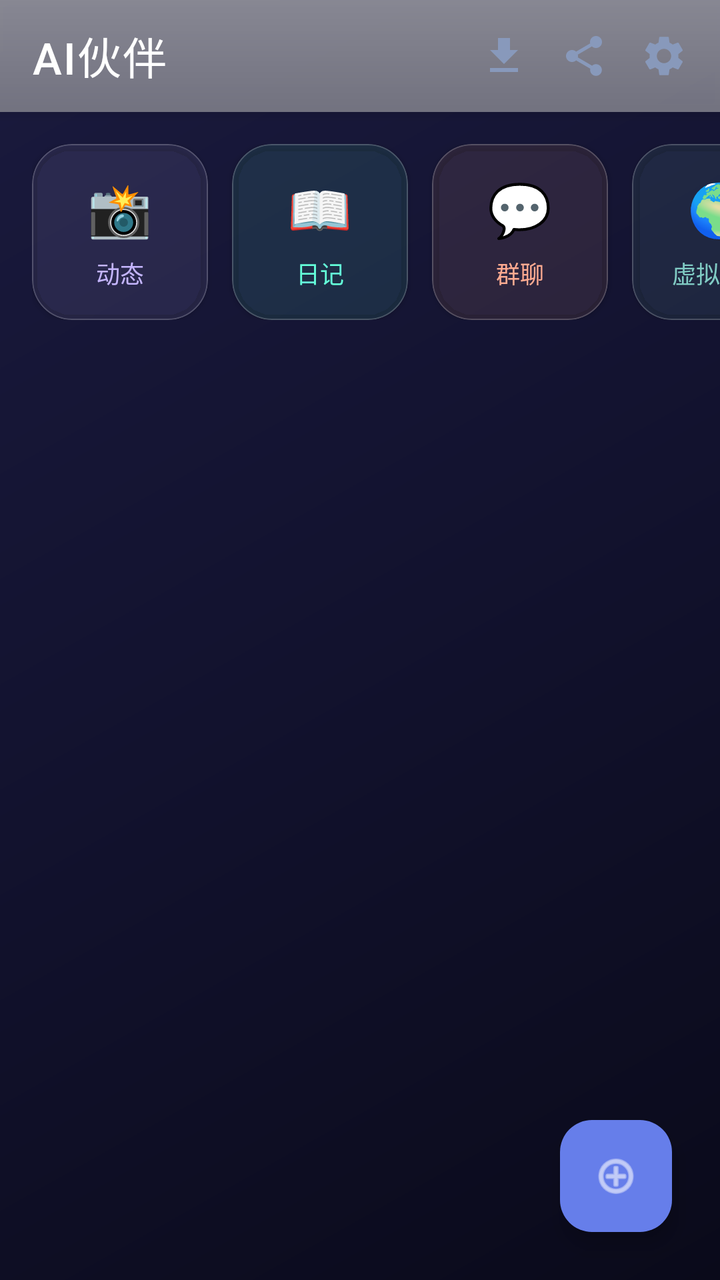
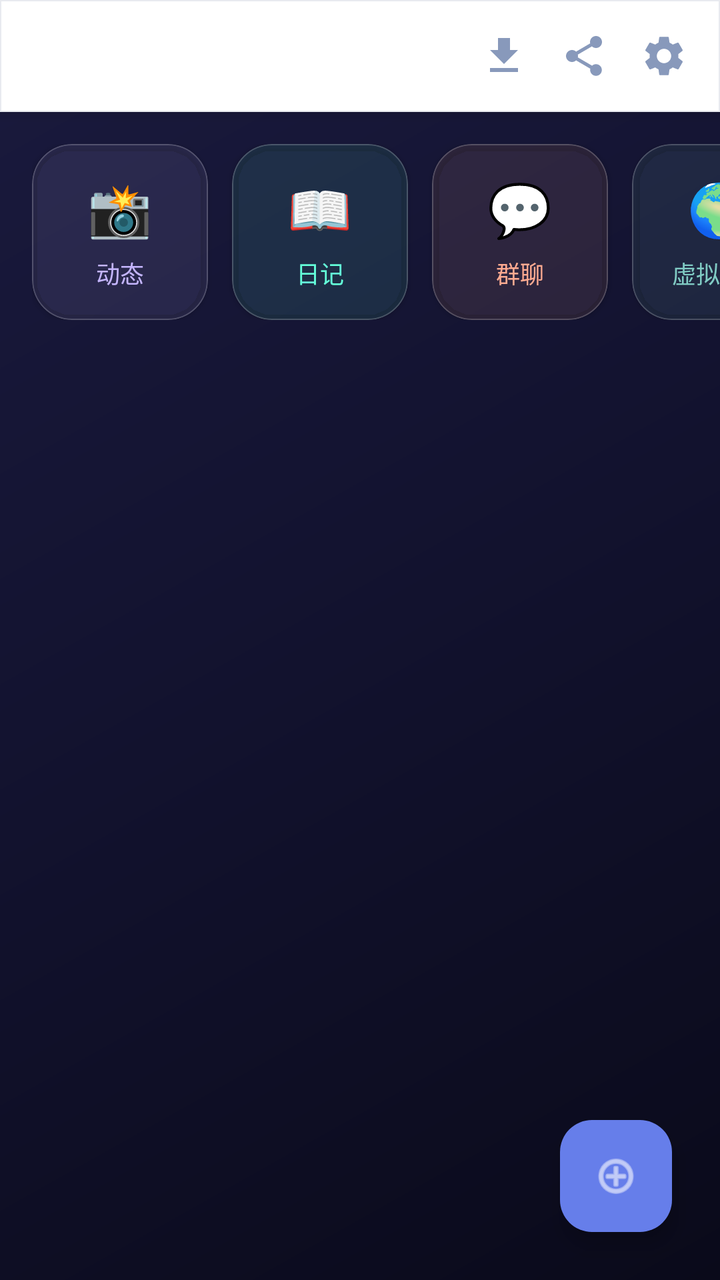

Compare the two renders of this Android layout. The source of the first and the diff that turns it into the second are given below.
<!-- AndroidManifest.xml: activity theme Theme.Companion -->
<!-- res/layout/activity_home.xml -->
<?xml version="1.0" encoding="utf-8"?>
<LinearLayout xmlns:android="http://schemas.android.com/apk/res/android"
    xmlns:app="http://schemas.android.com/apk/res-auto"
    android:id="@+id/home_root"
    android:layout_width="match_parent"
    android:layout_height="match_parent"
    android:orientation="vertical"
    android:background="@drawable/bg_gradient">

    
    <LinearLayout
        android:id="@+id/toolbar_container"
        android:layout_width="match_parent"
        android:layout_height="56dp"
        android:orientation="horizontal"
        android:gravity="center_vertical"
        android:background="@drawable/bg_toolbar_glass"
        android:elevation="4dp"
        android:paddingStart="16dp"
        android:paddingEnd="8dp">

        <TextView
            android:layout_width="0dp"
            android:layout_height="wrap_content"
            android:layout_weight="1"
            android:text="AI伙伴"
            android:textSize="22sp"
            android:textColor="@android:color/white"
            android:fontFamily="sans-serif-medium"
            android:letterSpacing="0.03" />

        <ImageView
            android:id="@+id/btn_import_personas"
            android:layout_width="40dp"
            android:layout_height="40dp"
            android:src="@drawable/ic_download"
            android:padding="8dp"
            android:background="?attr/selectableItemBackgroundBorderless"
            app:tint="#8899bb"
            android:contentDescription="导入" />

        <ImageView
            android:id="@+id/btn_export_personas"
            android:layout_width="40dp"
            android:layout_height="40dp"
            android:src="@drawable/ic_share"
            android:padding="8dp"
            android:background="?attr/selectableItemBackgroundBorderless"
            app:tint="#8899bb"
            android:contentDescription="导出" />

        <ImageView
            android:id="@+id/btn_settings_entry"
            android:layout_width="40dp"
            android:layout_height="40dp"
            android:src="@drawable/ic_settings"
            android:padding="8dp"
            android:background="?attr/selectableItemBackgroundBorderless"
            app:tint="#8899bb"
            android:contentDescription="设置" />
    </LinearLayout>

    
    <HorizontalScrollView
        android:layout_width="match_parent"
        android:layout_height="wrap_content"
        android:scrollbars="none"
        android:paddingStart="16dp"
        android:paddingEnd="16dp"
        android:paddingTop="16dp"
        android:paddingBottom="8dp"
        android:clipToPadding="false"
        android:overScrollMode="never">

        <LinearLayout
            android:layout_width="wrap_content"
            android:layout_height="wrap_content"
            android:orientation="horizontal">

            
            <com.google.android.material.card.MaterialCardView
                android:id="@+id/btn_moments_entry"
                android:layout_width="88dp"
                android:layout_height="88dp"
                android:layout_marginEnd="12dp"
                app:cardCornerRadius="20dp"
                app:cardElevation="2dp"
                app:cardBackgroundColor="#1ac4b5fd"
                app:strokeWidth="0.5dp"
                app:strokeColor="#33FFFFFF"
                app:rippleColor="#44FFFFFF"
                android:clickable="true"
                android:focusable="true">

                <LinearLayout
                    android:layout_width="match_parent"
                    android:layout_height="match_parent"
                    android:orientation="vertical"
                    android:gravity="center">

                    <TextView
                        android:layout_width="wrap_content"
                        android:layout_height="wrap_content"
                        android:text="📸"
                        android:textSize="26sp" />

                    <TextView
                        android:layout_width="wrap_content"
                        android:layout_height="wrap_content"
                        android:text="动态"
                        android:textSize="12sp"
                        android:textColor="#c4b5fd"
                        android:layout_marginTop="6dp" />
                </LinearLayout>
            </com.google.android.material.card.MaterialCardView>

            
            <com.google.android.material.card.MaterialCardView
                android:id="@+id/btn_diary_entry"
                android:layout_width="88dp"
                android:layout_height="88dp"
                android:layout_marginEnd="12dp"
                app:cardCornerRadius="20dp"
                app:cardElevation="2dp"
                app:cardBackgroundColor="#1a64ffda"
                app:strokeWidth="0.5dp"
                app:strokeColor="#33FFFFFF"
                app:rippleColor="#44FFFFFF"
                android:clickable="true"
                android:focusable="true">

                <LinearLayout
                    android:layout_width="match_parent"
                    android:layout_height="match_parent"
                    android:orientation="vertical"
                    android:gravity="center">

                    <TextView
                        android:layout_width="wrap_content"
                        android:layout_height="wrap_content"
                        android:text="📖"
                        android:textSize="26sp" />

                    <TextView
                        android:layout_width="wrap_content"
                        android:layout_height="wrap_content"
                        android:text="日记"
                        android:textSize="12sp"
                        android:textColor="#64ffda"
                        android:layout_marginTop="6dp" />
                </LinearLayout>
            </com.google.android.material.card.MaterialCardView>

            
            <com.google.android.material.card.MaterialCardView
                android:id="@+id/btn_group_chat_entry"
                android:layout_width="88dp"
                android:layout_height="88dp"
                android:layout_marginEnd="12dp"
                app:cardCornerRadius="20dp"
                app:cardElevation="2dp"
                app:cardBackgroundColor="#1affab91"
                app:strokeWidth="0.5dp"
                app:strokeColor="#33FFFFFF"
                app:rippleColor="#44FFFFFF"
                android:clickable="true"
                android:focusable="true">

                <LinearLayout
                    android:layout_width="match_parent"
                    android:layout_height="match_parent"
                    android:orientation="vertical"
                    android:gravity="center">

                    <TextView
                        android:layout_width="wrap_content"
                        android:layout_height="wrap_content"
                        android:text="💬"
                        android:textSize="26sp" />

                    <TextView
                        android:layout_width="wrap_content"
                        android:layout_height="wrap_content"
                        android:text="群聊"
                        android:textSize="12sp"
                        android:textColor="#ffab91"
                        android:layout_marginTop="6dp" />
                </LinearLayout>
            </com.google.android.material.card.MaterialCardView>

            
            <com.google.android.material.card.MaterialCardView
                android:id="@+id/btn_virtual_world_entry"
                android:layout_width="88dp"
                android:layout_height="88dp"
                android:layout_marginEnd="12dp"
                app:cardCornerRadius="20dp"
                app:cardElevation="2dp"
                app:cardBackgroundColor="#1a80cbc4"
                app:strokeWidth="0.5dp"
                app:strokeColor="#33FFFFFF"
                app:rippleColor="#44FFFFFF"
                android:clickable="true"
                android:focusable="true">

                <LinearLayout
                    android:layout_width="match_parent"
                    android:layout_height="match_parent"
                    android:orientation="vertical"
                    android:gravity="center">

                    <TextView
                        android:layout_width="wrap_content"
                        android:layout_height="wrap_content"
                        android:text="🌍"
                        android:textSize="26sp" />

                    <TextView
                        android:layout_width="wrap_content"
                        android:layout_height="wrap_content"
                        android:text="虚拟世界"
                        android:textSize="12sp"
                        android:textColor="#80cbc4"
                        android:layout_marginTop="6dp" />
                </LinearLayout>
            </com.google.android.material.card.MaterialCardView>

            
            <com.google.android.material.card.MaterialCardView
                android:id="@+id/btn_profile_entry"
                android:layout_width="88dp"
                android:layout_height="88dp"
                android:layout_marginEnd="12dp"
                app:cardCornerRadius="20dp"
                app:cardElevation="2dp"
                app:cardBackgroundColor="#1affd54f"
                app:strokeWidth="0.5dp"
                app:strokeColor="#33FFFFFF"
                app:rippleColor="#44FFFFFF"
                android:clickable="true"
                android:focusable="true">

                <LinearLayout
                    android:layout_width="match_parent"
                    android:layout_height="match_parent"
                    android:orientation="vertical"
                    android:gravity="center">

                    <TextView
                        android:layout_width="wrap_content"
                        android:layout_height="wrap_content"
                        android:text="👤"
                        android:textSize="26sp" />

                    <TextView
                        android:layout_width="wrap_content"
                        android:layout_height="wrap_content"
                        android:text="档案"
                        android:textSize="12sp"
                        android:textColor="#ffd54f"
                        android:layout_marginTop="6dp" />
                </LinearLayout>
            </com.google.android.material.card.MaterialCardView>

            
            <com.google.android.material.card.MaterialCardView
                android:id="@+id/btn_wechat_chat_entry"
                android:layout_width="88dp"
                android:layout_height="88dp"
                android:layout_marginEnd="12dp"
                app:cardCornerRadius="20dp"
                app:cardElevation="2dp"
                app:cardBackgroundColor="#1a07C160"
                app:strokeWidth="0.5dp"
                app:strokeColor="#33FFFFFF"
                app:rippleColor="#44FFFFFF"
                android:clickable="true"
                android:focusable="true">

                <LinearLayout
                    android:layout_width="match_parent"
                    android:layout_height="match_parent"
                    android:orientation="vertical"
                    android:gravity="center">

                    <TextView
                        android:layout_width="wrap_content"
                        android:layout_height="wrap_content"
                        android:text="💚"
                        android:textSize="26sp" />

                    <TextView
                        android:layout_width="wrap_content"
                        android:layout_height="wrap_content"
                        android:text="微信记录"
                        android:textSize="12sp"
                        android:textColor="#07C160"
                        android:layout_marginTop="6dp" />
                </LinearLayout>
            </com.google.android.material.card.MaterialCardView>
        </LinearLayout>
    </HorizontalScrollView>

    
    <FrameLayout
        android:layout_width="match_parent"
        android:layout_height="0dp"
        android:layout_weight="1">

        <androidx.recyclerview.widget.RecyclerView
            android:id="@+id/rv_personas"
            android:layout_width="match_parent"
            android:layout_height="match_parent"
            android:clipToPadding="false"
            android:paddingStart="16dp"
            android:paddingEnd="16dp"
            android:paddingBottom="88dp" />

        
        <com.google.android.material.floatingactionbutton.FloatingActionButton
            android:id="@+id/fab_add_persona"
            android:layout_width="wrap_content"
            android:layout_height="wrap_content"
            android:layout_gravity="bottom|end"
            android:layout_margin="24dp"
            android:src="@android:drawable/ic_menu_add"
            app:tint="@android:color/white"
            app:backgroundTint="#667eea"
            app:elevation="6dp"
            app:borderWidth="0dp"
            app:pressedTranslationZ="12dp"
            android:contentDescription="新建角色" />
    </FrameLayout>

</LinearLayout>
<!-- resources referenced by this layout -->
<resources>
  <!-- drawable bg_gradient (drawable) -->
  <?xml version="1.0" encoding="utf-8"?>
  <shape xmlns:android="http://schemas.android.com/apk/res/android"
      android:shape="rectangle">
      <gradient
          android:type="linear"
          android:angle="135"
          android:startColor="#0a0a1a"
          android:centerColor="#12122e"
          android:endColor="#1a1a3e" />
  </shape>
  <!-- drawable bg_toolbar_glass (drawable) -->
  <?xml version="1.0" encoding="utf-8"?>
  <layer-list xmlns:android="http://schemas.android.com/apk/res/android">
      
      <item>
          <shape android:shape="rectangle">
              <solid android:color="#CC14142A" />
          </shape>
      </item>
      
      <item android:top="0dp">
          <shape android:shape="rectangle">
              <solid android:color="#66FFFFFF" />
              <size android:height="0.5dp" />
          </shape>
      </item>
      
      <item android:bottom="0dp">
          <shape android:shape="rectangle">
              <gradient
                  android:startColor="#26FFFFFF"
                  android:endColor="#00000000"
                  android:angle="270" />
              <size android:height="1dp" />
          </shape>
      </item>
  </layer-list>
  <!-- drawable ic_download (drawable) -->
  <vector xmlns:android="http://schemas.android.com/apk/res/android"
      android:width="24dp"
      android:height="24dp"
      android:viewportWidth="24"
      android:viewportHeight="24">
      <path
          android:fillColor="#FFFFFF"
          android:pathData="M19,9h-4V3H9v6H5l7,7 7,-7zM5,18v2h14v-2H5z"/>
  </vector>
  <color name="brand_primary">#667eea</color>
  <color name="brand_secondary">#9c7cff</color>
  <color name="text_on_accent">#ffffff</color>
  <color name="accent_cyan">#64ffda</color>
  <color name="accent_purple">#c4b5fd</color>
  <color name="surface_dark">#ffffff</color>
  <color name="text_primary">#1a1a2e</color>
  <color name="surface_card">#f5f6fa</color>
  <color name="text_secondary">#4a5568</color>
  <color name="bg_base">#f5f6fa</color>
  <color name="bg_start">#f8f9fc</color>
  <color name="semantic_error">#f87171</color>
  <style name="ThemeOverlay.Companion.TimePicker" parent="ThemeOverlay.Material3.Dialog">
          <item name="colorSurface">@color/surface_card</item>
          <item name="colorOnSurface">@color/text_primary</item>
      </style>
  <style name="TextAppearance.Stardust.Body" parent="TextAppearance.Material3.BodyLarge">
          <item name="android:textSize">15sp</item>
          <item name="android:fontFamily">sans-serif</item>
          <item name="android:textColor">@color/text_primary</item>
          <item name="android:letterSpacing">0.01</item>
          <item name="android:lineSpacingMultiplier">1.4</item>
      </style>
  <color name="ripple_accent">#1a667eea</color>
  <color name="text_muted">#6b7280</color>
  <!-- drawable bg_btn_primary (drawable) -->
  <?xml version="1.0" encoding="utf-8"?>
  <shape xmlns:android="http://schemas.android.com/apk/res/android"
      android:shape="rectangle">
      <gradient
          android:type="linear"
          android:angle="135"
          android:startColor="#667eea"
          android:endColor="#764ba2" />
      <corners android:radius="24dp" />
  </shape>
  <color name="white">#FFFFFFFF</color>
  <dimen name="button_height">44dp</dimen>
  <dimen name="button_padding_h">@dimen/space_7</dimen>
  <dimen name="button_radius">22dp</dimen>
  <!-- drawable bg_btn_secondary (drawable) -->
  <?xml version="1.0" encoding="utf-8"?>
  <shape xmlns:android="http://schemas.android.com/apk/res/android"
      android:shape="rectangle">
      <solid android:color="@color/surface_card" />
      <corners android:radius="24dp" />
      <stroke android:width="0.5dp" android:color="@color/stroke_subtle" />
  </shape>
  <color name="stroke_subtle">#e8eaef</color>
  <dimen name="stroke_thin">0.5dp</dimen>
  <dimen name="space_7">24dp</dimen>
  <!-- unchanged entries left out for length: 14 -->
</resources>

<!-- the commit's change to res/layout/activity_home.xml (unified diff, before → after) -->
@@ -221,6 +221,43 @@
                         android:text="虚拟世界"
                         android:textSize="12sp"
                         android:textColor="#80cbc4"
+                        android:layout_marginTop="6dp" />
+                </LinearLayout>
+            </com.google.android.material.card.MaterialCardView>
+
+            
+            <com.google.android.material.card.MaterialCardView
+                android:id="@+id/btn_game_entry"
+                android:layout_width="88dp"
+                android:layout_height="88dp"
+                android:layout_marginEnd="12dp"
+                app:cardCornerRadius="20dp"
+                app:cardElevation="2dp"
+                app:cardBackgroundColor="#1a9c88f0"
+                app:strokeWidth="0.5dp"
+                app:strokeColor="#33FFFFFF"
+                app:rippleColor="#44FFFFFF"
+                android:clickable="true"
+                android:focusable="true">
+
+                <LinearLayout
+                    android:layout_width="match_parent"
+                    android:layout_height="match_parent"
+                    android:orientation="vertical"
+                    android:gravity="center">
+
+                    <TextView
+                        android:layout_width="wrap_content"
+                        android:layout_height="wrap_content"
+                        android:text="🏘️"
+                        android:textSize="26sp" />
+
+                    <TextView
+                        android:layout_width="wrap_content"
+                        android:layout_height="wrap_content"
+                        android:text="小镇"
+                        android:textSize="12sp"
+                        android:textColor="#cbb2ff"
                         android:layout_marginTop="6dp" />
                 </LinearLayout>
             </com.google.android.material.card.MaterialCardView>
<!-- resource entries referenced after the edit -->
@@ -13,31 +13,13 @@
   </shape>
   <!-- drawable bg_toolbar_glass (drawable) -->
   <?xml version="1.0" encoding="utf-8"?>
-  <layer-list xmlns:android="http://schemas.android.com/apk/res/android">
-      
-      <item>
-          <shape android:shape="rectangle">
-              <solid android:color="#CC14142A" />
-          </shape>
-      </item>
-      
-      <item android:top="0dp">
-          <shape android:shape="rectangle">
-              <solid android:color="#66FFFFFF" />
-              <size android:height="0.5dp" />
-          </shape>
-      </item>
-      
-      <item android:bottom="0dp">
-          <shape android:shape="rectangle">
-              <gradient
-                  android:startColor="#26FFFFFF"
-                  android:endColor="#00000000"
-                  android:angle="270" />
-              <size android:height="1dp" />
-          </shape>
-      </item>
-  </layer-list>
+  <shape xmlns:android="http://schemas.android.com/apk/res/android"
+      android:shape="rectangle">
+      <solid android:color="@color/bg_elevated" />
+      <stroke
+          android:width="0.5dp"
+          android:color="@color/stroke_subtle" />
+  </shape>
   <!-- drawable ic_download (drawable) -->
   <vector xmlns:android="http://schemas.android.com/apk/res/android"
       android:width="24dp"
@@ -48,6 +30,7 @@
           android:fillColor="#FFFFFF"
           android:pathData="M19,9h-4V3H9v6H5l7,7 7,-7zM5,18v2h14v-2H5z"/>
   </vector>
+  <color name="bg_elevated">#ffffff</color>
   <color name="brand_primary">#667eea</color>
   <color name="brand_secondary">#9c7cff</color>
   <color name="text_on_accent">#ffffff</color>
